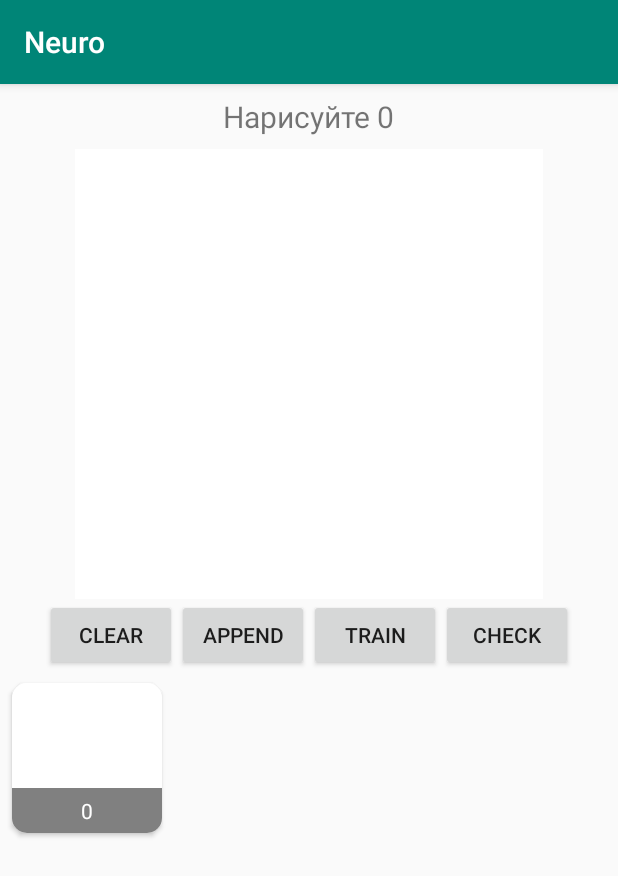
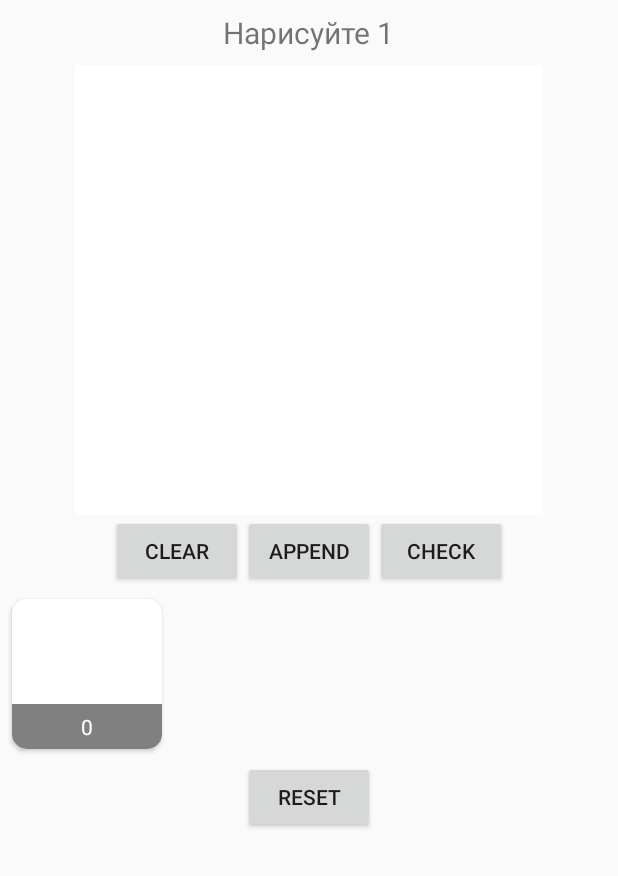
Before and after one commit to lichtstrahl/Neuro, an Android app: the screen it shows after launch (MainActivity), after a tap on "APPEND", on a phone screen of 412 x 824 dp. Shown: the top 876 px of the screen. Run offline under Robolectric (Android 15) with nearby library versions, the phone set to English and light mode, and no system bars; our stand-ins replace ButterKnife, RxJava.

Commit message:
Обучаю распознавать 0 Все успешно работает

```diff
--- a/app/src/main/java/root/iv/neuro/ui/fragment/NeuroFragment.java
+++ b/app/src/main/java/root/iv/neuro/ui/fragment/NeuroFragment.java
@@ -6,6 +6,7 @@ import android.os.Bundle;
 import android.view.LayoutInflater;
 import android.view.View;
 import android.view.ViewGroup;
+import android.widget.Button;
 import android.widget.ProgressBar;
 import android.widget.TextView;
 import android.widget.Toast;
@@ -35,6 +36,7 @@ import root.iv.neuronet.Perceptron;
 
 public class NeuroFragment extends Fragment {
     private static final int SIZE_PREVIEW = 5;
+    private static final int COUNT_NUMBERS = 5;
     @BindView(R.id.canvas)
     protected SimpleCanvas simpleCanvas;
     @BindView(R.id.viewCurrentPattern)
@@ -43,6 +45,8 @@ public class NeuroFragment extends Fragment {
     protected ProgressBar progressBar;
     @BindView(R.id.listNumbers)
     RecyclerView listNumbers;
+    @BindView(R.id.buttonTrain)
+    Button buttonTrain;
     private NumberAdapter numberAdapter;
     private int currentPattern = -1;
     private Perceptron perceptron = new Perceptron(SIZE_PREVIEW*SIZE_PREVIEW);
@@ -85,6 +89,13 @@ public class NeuroFragment extends Fragment {
         Toast.makeText(this.getContext(), "Шаблонов: " + currentPattern, Toast.LENGTH_SHORT).show();
     }
 
+    @OnClick(R.id.buttonReset)
+    public void clickButtonReset() {
+        currentPattern = -1;
+        updateCurrentPattern();
+        numberAdapter.clear();
+    }
+
     @OnClick(R.id.buttonTrain)
     public void clickTrain() {
         // Запуск обучения
@@ -105,6 +116,7 @@ public class NeuroFragment extends Fragment {
                 );
 
         disposable.add(d);
+        buttonTrain.setVisibility(View.GONE);
     }
 
     @OnClick(R.id.buttonCheck)
@@ -122,8 +134,9 @@ public class NeuroFragment extends Fragment {
     }
 
     private void updateCurrentPattern() {
-        if (++currentPattern == numberAdapter.getItemCount()) {
+        if (++currentPattern == COUNT_NUMBERS) {
             currentPattern = 0;
+            buttonTrain.setVisibility(View.VISIBLE);
         }
 
         viewCurrentPattern.setText(String.format(Locale.ENGLISH, "Нарисуйте %d", currentPattern));
--- a/app/src/main/res/layout/fragment_neuronet.xml
+++ b/app/src/main/res/layout/fragment_neuronet.xml
@@ -56,7 +56,8 @@
                 android:id="@+id/buttonTrain"
                 android:layout_width="wrap_content"
                 android:layout_height="wrap_content"
-                android:text="@string/train"/>
+                android:text="@string/train"
+                android:visibility="gone"/>
 
             <Button
                 android:id="@+id/buttonCheck"
@@ -76,7 +77,14 @@
             android:orientation="horizontal"
             app:layoutManager="androidx.recyclerview.widget.LinearLayoutManager"
             tools:listitem="@layout/item_number">
-
         </androidx.recyclerview.widget.RecyclerView>
 
+    <Button
+        android:id="@+id/buttonReset"
+        android:layout_width="wrap_content"
+        android:layout_height="wrap_content"
+        android:layout_below="@id/listNumbers"
+        android:layout_centerHorizontal="true"
+        android:text="@string/reset"/>
+
 </RelativeLayout>
--- a/app/src/main/res/values/strings.xml
+++ b/app/src/main/res/values/strings.xml
@@ -4,4 +4,5 @@
     <string name="append">append</string>
     <string name="train">Train</string>
     <string name="check">check</string>
+    <string name="reset">reset</string>
 </resources>
--- a/app/src/main/res/values/styles.xml
+++ b/app/src/main/res/values/styles.xml
@@ -1,7 +1,7 @@
 <resources>
 
     <!-- Base application theme. -->
-    <style name="AppTheme" parent="Theme.AppCompat.Light.DarkActionBar">
+    <style name="AppTheme" parent="Theme.AppCompat.Light.NoActionBar">
         <!-- Customize your theme here. -->
         <item name="colorPrimary">@color/colorPrimary</item>
         <item name="colorPrimaryDark">@color/colorPrimaryDark</item>
```
Also changed, not shown: app/src/main/java/root/iv/neuro/ui/adapter/NumberAdapter.java (+7 -0 lines).
